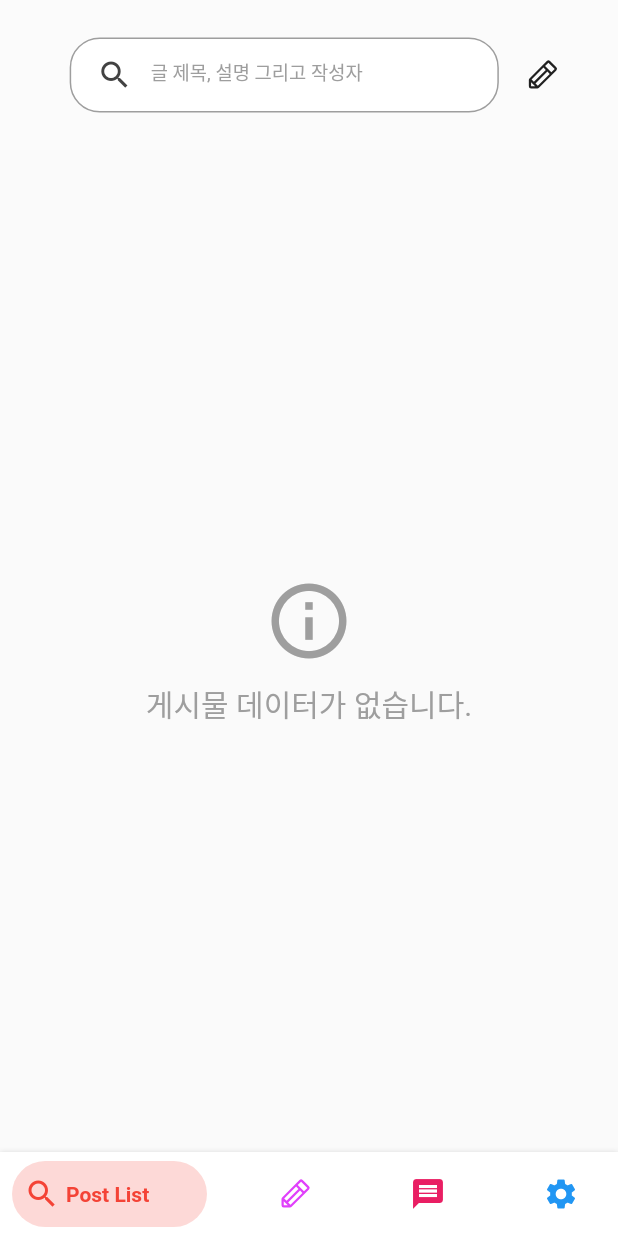
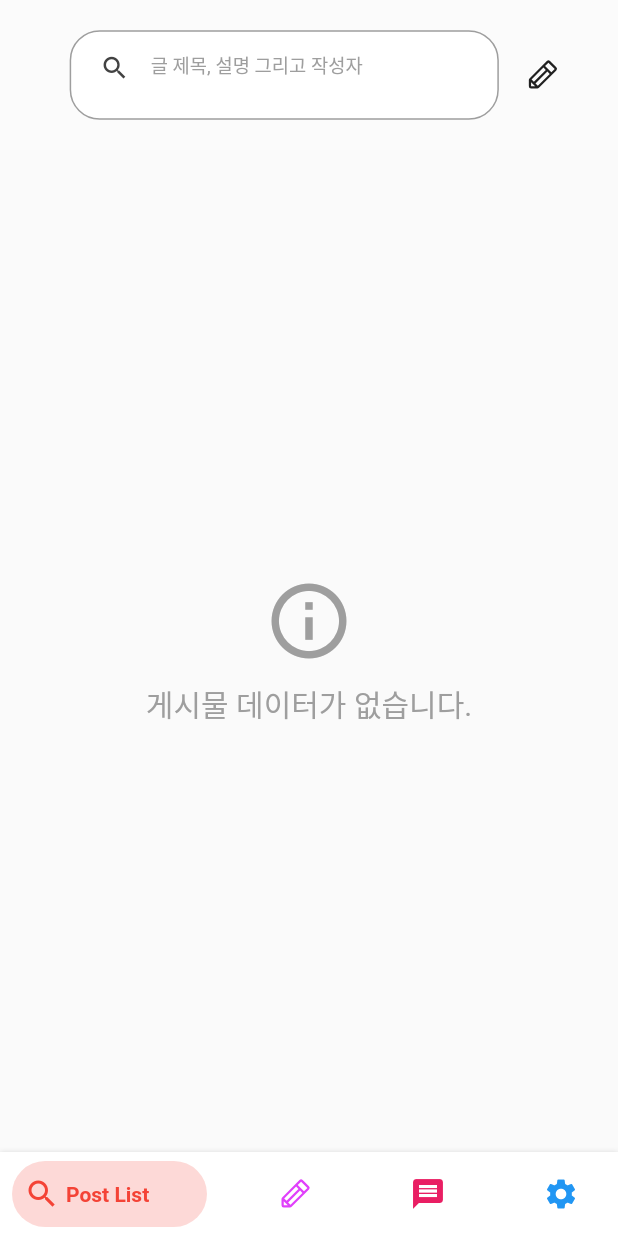
Before and after one commit to lalafafa1318/help_desk, a Flutter app: the screen it shows once a user with an empty profile is signed in, on a phone screen of 412 x 824 dp. Run offline on Flutter 3.47's test engine with Material 2 defaults, Android fonts, the phone set to English and light mode, and no system bars; drawn by our look-alikes of bottom_navy_bar, oktoast; our stand-ins replace awesome_dialog, cached_network_image, cloud_firestore, connectivity_plus, dotted_border, expandable_text and 17 more; missing offline and left inert: adaptive_scrollbar, flutter_app_badger, flutter_facebook_auth, flutter_keyboard_size, kakao_flutter_sdk_user, twitter_login; accounts and stored records are empty.

Commit message:
22번쨰 commit

```diff
--- a/lib/screen/bottomNavigationBar/postList/keyword_post_list_page.dart
+++ b/lib/screen/bottomNavigationBar/postList/keyword_post_list_page.dart
@@ -3,6 +3,7 @@ import 'package:cloud_firestore/cloud_firestore.dart';
 import 'package:flutter/material.dart';
 import 'package:flutter/src/widgets/container.dart';
 import 'package:flutter/src/widgets/framework.dart';
+import 'package:flutter_screenutil/flutter_screenutil.dart';
 import 'package:get/get.dart';
 import 'package:getwidget/components/avatar/gf_avatar.dart';
 import 'package:getwidget/components/card/gf_card.dart';
@@ -69,8 +70,8 @@ class _KeywordPostListPageState extends State<KeywordPostListPage> {
   Widget searchTextWidget() {
     return Container(
       margin: const EdgeInsets.only(left: 5),
-      width: 300,
-      height: 50,
+      width: 250.w,
+      height: 50.h,
       decoration: BoxDecoration(
         color: Colors.white,
         borderRadius: BorderRadius.circular(20),
--- a/lib/screen/bottomNavigationBar/postList/post_list_page.dart
+++ b/lib/screen/bottomNavigationBar/postList/post_list_page.dart
@@ -50,7 +50,7 @@ class PostListPage extends StatelessWidget {
     return Container(
       margin: const EdgeInsets.only(left: 20),
       width: 250.w,
-      height: 50,
+      height: 50.h,
       decoration: BoxDecoration(
         color: Colors.white,
         borderRadius: BorderRadius.circular(20),
@@ -67,7 +67,11 @@ class PostListPage extends StatelessWidget {
                 // PostListPage에서 입력한 text를 검증한다.
                 PostListController.to.validTextFromPostListPage();
               },
-              icon: Icon(Icons.search, color: Colors.grey[800]),
+              icon: Icon(
+                Icons.search,
+                color: Colors.grey[800],
+                size: 20,
+              ),
             ),
           ),
           hintText: '글 제목, 설명 그리고 작성자',
@@ -150,8 +154,7 @@ class PostListPage extends StatelessWidget {
 
   // 서버에서 받은 PostData들을 PostData를 담고 있는 배열에 추가하고
   // PostData에 따른 UserData도 UserData를 담고 있는 배열에 추가하는 역할을 하는 Widget
-  Widget prepareShowAllPostData(
-      List<QueryDocumentSnapshot<Map<String, dynamic>>> allData) {
+  Widget prepareShowAllPostData(List<QueryDocumentSnapshot<Map<String, dynamic>>> allData) {
     return Expanded(
       child: FutureBuilder<List<PostModel>>(
         future: PostListController.to.allocatePostDatasInArray(allData),
```
Also changed, not shown: lib/communicateFirebase/comunicate_Firebase.dart (+8 -16 lines), lib/screen/bottomNavigationBar/controller/notification_controller.dart (+3 -7 lines).
